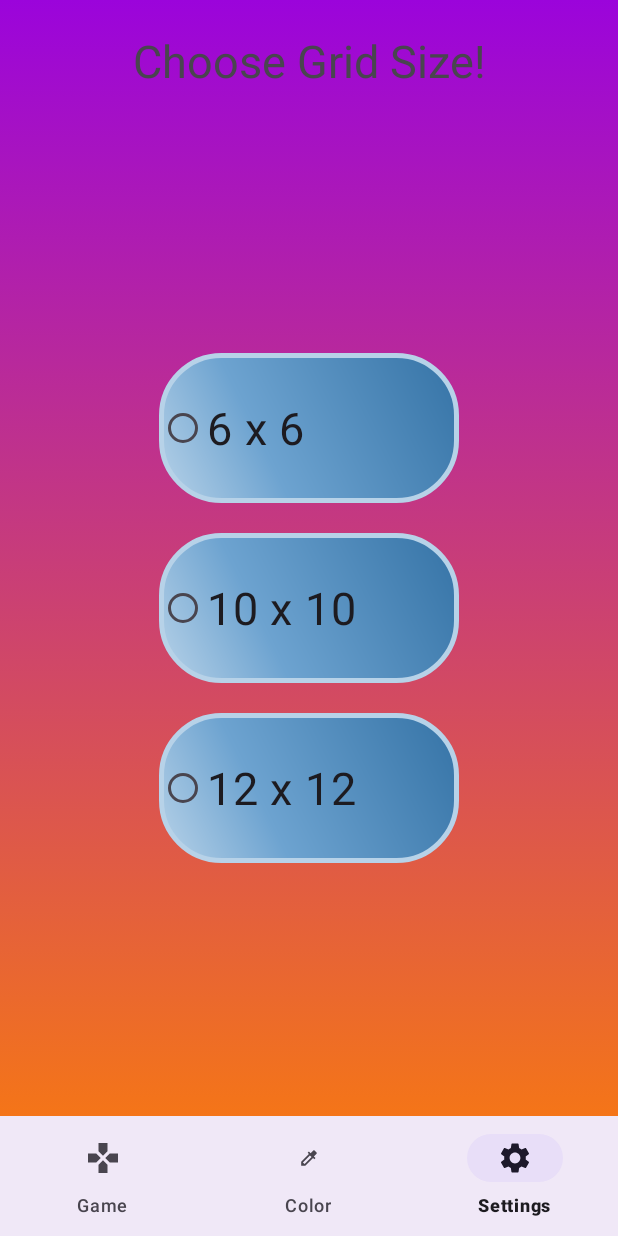
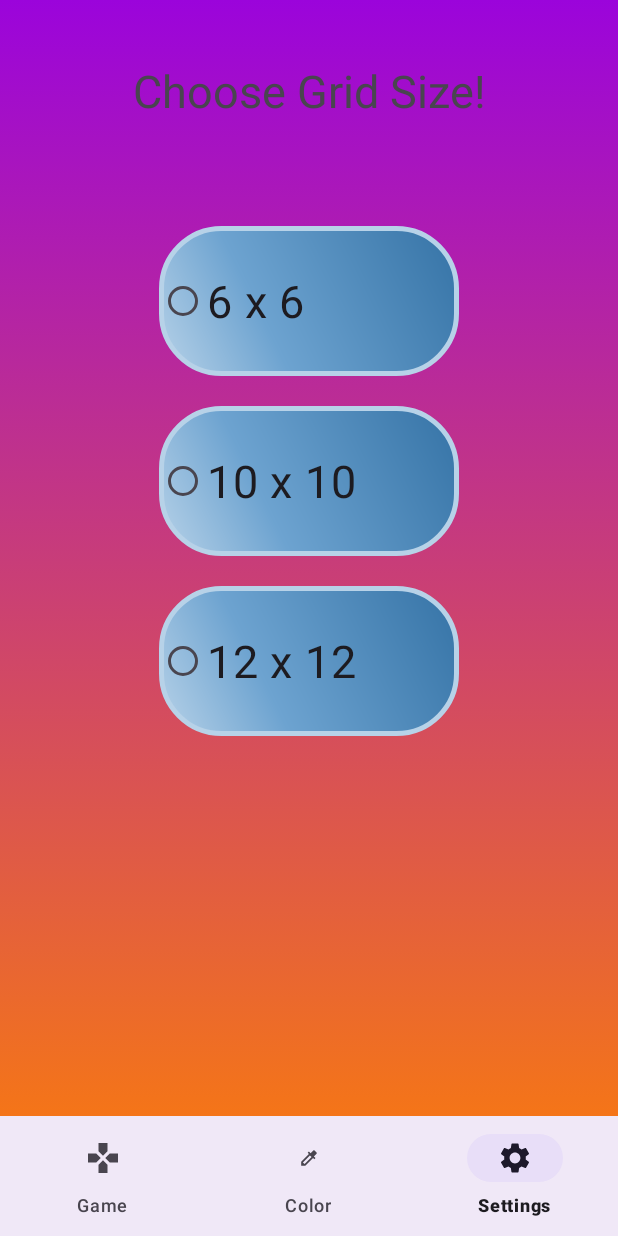
Before and after one commit to Mili-NT/CSCI3660TermProject, an Android app: the SettingsFragment screen opened through its navigation route, on a phone screen of 412 x 824 dp. Run offline under Robolectric (Android 15) with nearby library versions, the phone set to English and light mode, and no system bars; our stand-ins replace navigation-ui.

Commit message:
adjusted settings_fragment.xml

```diff
--- a/app/src/main/res/layout/fragment_settings.xml
+++ b/app/src/main/res/layout/fragment_settings.xml
@@ -10,13 +10,13 @@
         android:layout_height="match_parent"
         android:textSize="30sp"
         android:gravity="center"
-        android:layout_margin="20dp"
+        android:layout_margin="40dp"
         android:text="@string/choose_size" />
 
     <RadioGroup
         android:id="@+id/color_radio_group"
         android:layout_width="fill_parent"
-        android:layout_height="649dp"
+        android:layout_height="400dp"
         android:gravity="center"
         android:orientation="vertical">
 
```
